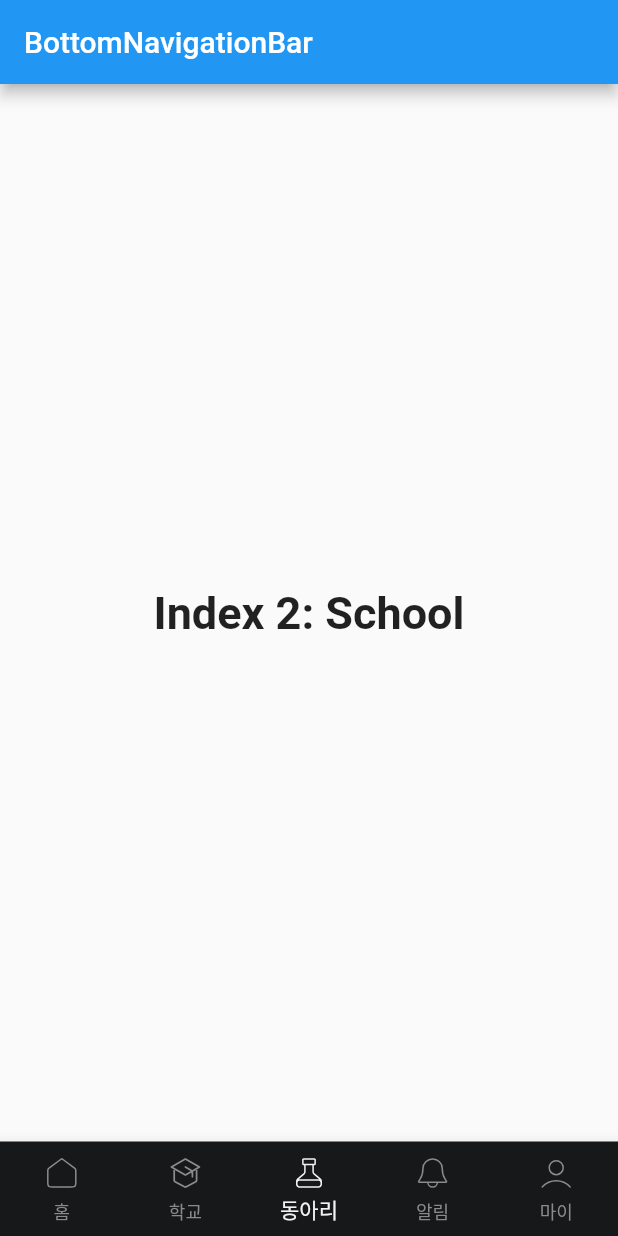
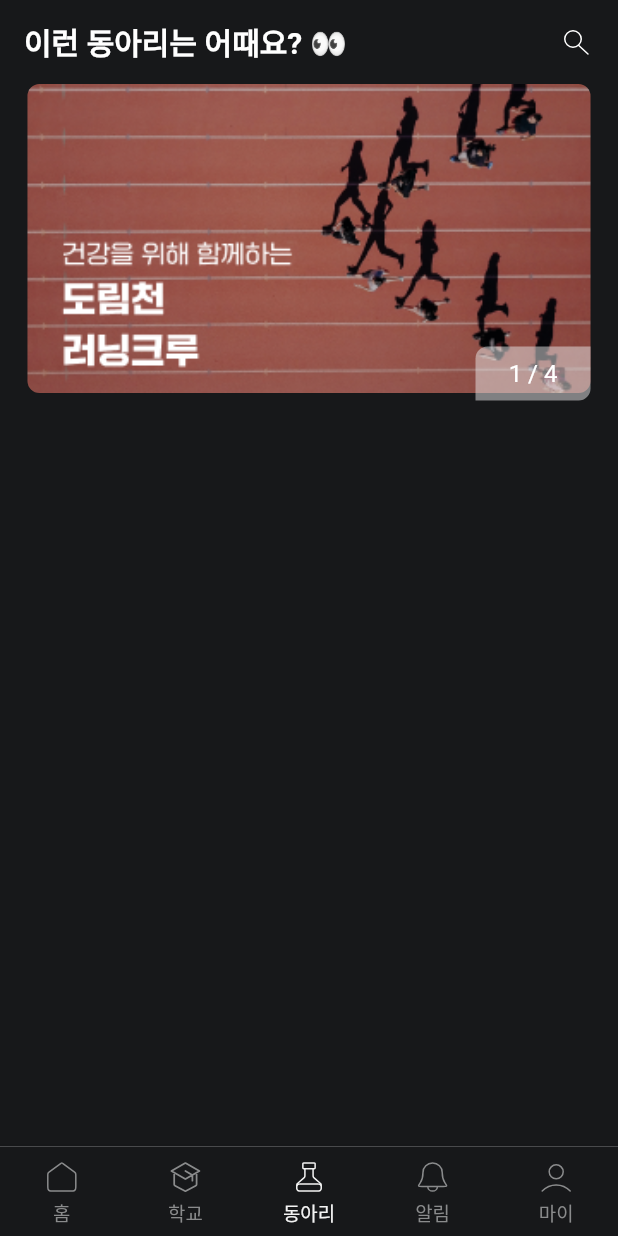
Before and after one commit to teentime/teentime-client-app, a Flutter app: the screen it shows after launch, item 3 of the bottom bar chosen, on a phone screen of 412 x 824 dp. Run offline on Flutter 3.47's test engine with Material 2 defaults, Android fonts, the phone set to English and light mode, and no system bars; drawn by our look-alikes of carousel_slider; our stand-ins replace flutter_screenutil, flutter_svg; Roboto replaces fonts that are missing (Pretendard).

Commit message:
feat: club 페이지 carousel_slider 구현

```diff
--- a/lib/widgets/bottom_navigation.dart
+++ b/lib/widgets/bottom_navigation.dart
@@ -1,6 +1,8 @@
 import 'package:flutter/material.dart';
+import 'package:flutter_screenutil/flutter_screenutil.dart';
 import 'package:flutter_svg/flutter_svg.dart';
 import 'package:teentime/colors.dart';
+import 'package:teentime/widgets/club.dart';
 
 class BottomNavigation extends StatefulWidget {
   @override
@@ -11,11 +13,7 @@ class _BottomNavigationState extends State<BottomNavigation> {
   int _selectedIndex = 0;
   static const TextStyle optionStyle =
       TextStyle(fontSize: 30, fontWeight: FontWeight.bold);
-  static const List<Widget> _widgetOptions = <Widget>[
-    Text(
-      'Index 0: Home',
-      style: optionStyle,
-    ),
+  static final List<Widget> _widgetOptions = <Widget>[
     Text(
       'Index 1: Business',
       style: optionStyle,
@@ -24,6 +22,7 @@ class _BottomNavigationState extends State<BottomNavigation> {
       'Index 2: School',
       style: optionStyle,
     ),
+    Club(),
     Text(
       'Index 3: Yo',
       style: optionStyle,
@@ -43,9 +42,6 @@ class _BottomNavigationState extends State<BottomNavigation> {
   @override
   Widget build(BuildContext context) {
     return Scaffold(
-      appBar: AppBar(
-        title: Text('BottomNavigationBar'),
-      ),
       body: Center(
         child: _widgetOptions.elementAt(_selectedIndex),
       ),
@@ -103,6 +99,8 @@ class _BottomNavigationState extends State<BottomNavigation> {
           selectedItemColor: AppColors.dark11,
           unselectedItemColor: AppColors.dark06,
           backgroundColor: AppColors.dark01,
+          selectedFontSize: 11.sp,
+          unselectedFontSize: 11.sp,
         ),
       ),
     );
--- /dev/null
+++ b/lib/widgets/carousel_slider.dart
@@ -0,0 +1,93 @@
+import 'package:flutter/material.dart';
+import 'package:carousel_slider/carousel_slider.dart';
+import 'package:flutter_screenutil/flutter_screenutil.dart';
+import 'package:teentime/colors.dart';
+
+final CarouselController _controller = CarouselController();
+
+class ImageSlider extends StatefulWidget {
+  @override
+  State<ImageSlider> createState() => _ImageSliderState();
+}
+
+class _ImageSliderState extends State<ImageSlider> {
+  int activeIndex = 0;
+  List<String> images = [
+    'assets/images/image1.png',
+    'assets/images/image2.png',
+    'assets/images/image3.png',
+    'assets/images/image4.png',
+  ];
+
+  @override
+  Widget build(BuildContext context) {
+    return Container(
+      child: Column(
+        children: [
+          CarouselSlider(
+            carouselController: _controller,
+            options: CarouselOptions(
+              aspectRatio: 41 / 25,
+              viewportFraction: 1,
+              autoPlay: true,
+              enableInfiniteScroll: false,
+              initialPage: 0,
+              onPageChanged: (index, reason) {
+                setState(() {
+                  activeIndex = index;
+                });
+              },
+            ),
+            items: images
+                .map((i) => Builder(
+                      builder: (BuildContext context) {
+                        return Stack(
+                          children: [
+                            GestureDetector(
+                              behavior: HitTestBehavior.translucent,
+                              child: ClipRRect(
+                                borderRadius: BorderRadius.circular(8.0),
+                                child: SizedBox(
+                                  width: 328.w,
+                                  height: 200.h,
+                                  child: Image.asset(
+                                    i,
+                                    fit: BoxFit.cover,
+                                  ),
+                                ),
+                              ),
+                            ),
+                            Positioned(
+                              width: 67.w,
+                              height: 35.h,
+                              right: 0.w,
+                              bottom: 39.h,
+                              child: Container(
+                                  decoration: BoxDecoration(
+                                    color: AppColors.dark10.withOpacity(0.5),
+                                    borderRadius: BorderRadius.only(
+                                      topLeft: Radius.circular(8.0),
+                                      bottomRight: Radius.circular(8.0),
+                                    ),
+                                  ),
+                                  padding: EdgeInsets.symmetric(
+                                      horizontal: 12.0, vertical: 6.0),
+                                  child: Center(
+                                    child: Text(
+                                      '${activeIndex + 1} / ${images.length}',
+                                      style: TextStyle(
+                                          color: Colors.white, fontSize: 14.sp),
+                                    ),
+                                  )),
+                            ),
+                          ],
+                        );
+                      },
+                    ))
+                .toList(),
+          ),
+        ],
+      ),
+    );
+  }
+}
--- /dev/null
+++ b/lib/widgets/club.dart
@@ -0,0 +1,42 @@
+import 'package:flutter/material.dart';
+import 'package:flutter_svg/flutter_svg.dart';
+import 'package:teentime/colors.dart';
+import 'package:teentime/widgets/carousel_slider.dart';
+
+class Club extends StatefulWidget {
+  @override
+  State<Club> createState() => _ClubState();
+}
+
+class _ClubState extends State<Club> {
+  @override
+  Widget build(BuildContext context) {
+    return Scaffold(
+      appBar: AppBar(
+        title: Text(
+          '이런 동아리는 어때요? 👀',
+          style: TextStyle(fontWeight: FontWeight.bold),
+        ),
+        actions: [
+          InkWell(
+            onTap: () {
+              // 검색 버튼이 눌렸을 때
+            },
+            child: Padding(
+              padding: EdgeInsets.symmetric(horizontal: 16.0),
+              child: SvgPicture.asset('assets/icons/search.svg',
+                  width: 24, height: 24),
+            ),
+          ),
+        ],
+        backgroundColor: AppColors.dark01,
+        elevation: 0,
+      ),
+      body: Container(
+          child: Column(
+        children: [ImageSlider()],
+      )),
+      backgroundColor: AppColors.dark01,
+    );
+  }
+}
```
Also changed, not shown: assets/icons/search.svg (added), assets/images/image1.png (added), assets/images/image2.png (added), assets/images/image3.png (added), assets/images/image4.png (added).
